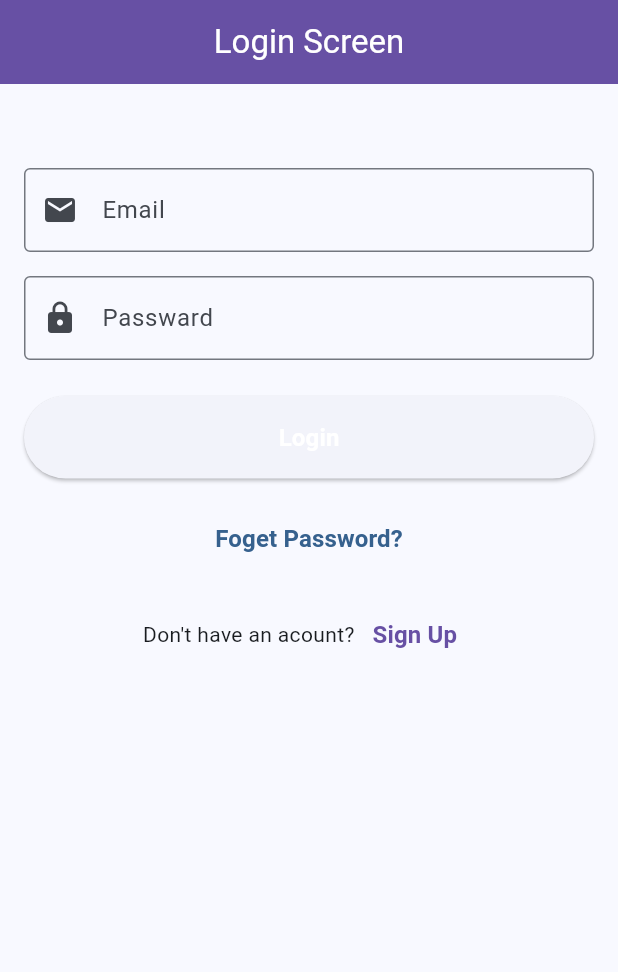
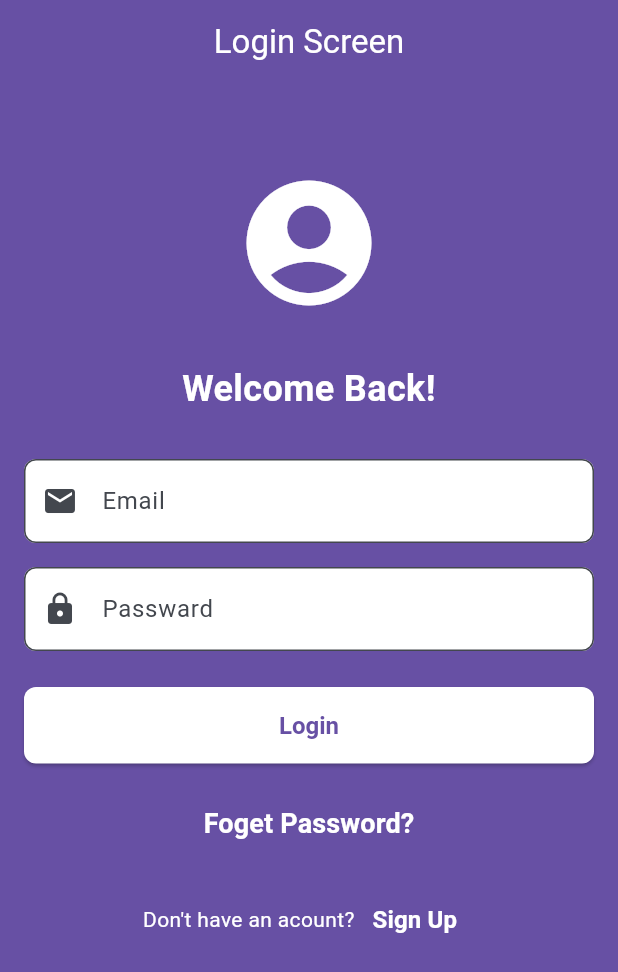
Before and after one commit to Chujer/WebStudy, a Flutter app: the screen it shows after launch, on a phone screen of 412 x 824 dp. Shown: the top 972 px of the screen. Run offline on Flutter 3.47's test engine with Material 3 defaults, Android fonts, the light colour scheme and no system bars.

Commit message:
2025.11.18 로그인 화면 2차 예제

```diff
--- a/Flutter/lib/main.dart
+++ b/Flutter/lib/main.dart
@@ -18,6 +18,7 @@ class MyApp extends StatelessWidget {
           colorScheme: ColorScheme.fromSeed(seedColor: Colors.blue)
       ),
       home: Scaffold(
+        backgroundColor: Theme.of(context).colorScheme.primary,
         appBar: AppBar(
           title: Text('Login Screen', style: TextStyle(color: Colors.white),),
           backgroundColor: Theme
@@ -33,10 +34,30 @@ class MyApp extends StatelessWidget {
               crossAxisAlignment: CrossAxisAlignment.stretch,
               children: [
                 SizedBox(height: 40,),
+                Icon(
+                  Icons.account_circle,
+                  size: 100,
+                  color: Colors.white,
+                ),
+                SizedBox(height: 30,),
+                Text('Welcome Back!',
+                  textAlign: TextAlign.center,
+                  style: TextStyle(
+                    fontSize: 24,
+                    fontWeight: FontWeight.bold,
+                    color: Colors.white
+
+                  )
+                ),
+                SizedBox(height: 30,),
                 TextField(
                   decoration: InputDecoration(
                       labelText: 'Email',
-                      border: OutlineInputBorder(),
+                      fillColor: Colors.white,
+                      filled: true,
+                      border: OutlineInputBorder(
+                        borderRadius: BorderRadius.circular(8)
+                      ),
                       prefixIcon: Icon(Icons.email)
                   ),
                 ),
@@ -46,13 +67,24 @@ class MyApp extends StatelessWidget {
                 TextField(
                   decoration: InputDecoration(
                     labelText: 'Passward',
-                    border: OutlineInputBorder(),
+                    fillColor: Colors.white,
+                    filled: true,
+                    border: OutlineInputBorder(
+                        borderRadius: BorderRadius.circular(8)
+                    ),
                     prefixIcon: Icon(Icons.lock),
                   ),
                 ),
                 SizedBox(height: 24,),
                 ElevatedButton(
                   onPressed: () {},
+                  style: ElevatedButton.styleFrom(
+                    backgroundColor: Colors.white,
+                    textStyle: TextStyle(fontSize: 18),
+                    shape: RoundedRectangleBorder(
+                      borderRadius: BorderRadius.circular(8)
+                    )
+                  ),
                   child: Padding(
                     padding: EdgeInsets.symmetric(
                         vertical: 16
@@ -61,7 +93,7 @@ class MyApp extends StatelessWidget {
                       style: TextStyle(
                           fontSize: 16,
                           fontWeight: FontWeight.bold,
-                          color: Colors.white
+                          color: Theme.of(context).colorScheme.primary,
                       ),
                     ),
                   ),
@@ -69,7 +101,8 @@ class MyApp extends StatelessWidget {
                 SizedBox(height: 16,),
                 TextButton(onPressed: () {}, child: Text('Foget Password?',
                   style: TextStyle(
-                      fontSize: 16,
+                      color: Colors.white,
+                      fontSize: 18,
                       fontWeight:
                       FontWeight.bold),
                 )
@@ -78,10 +111,14 @@ class MyApp extends StatelessWidget {
                 Row(
                   mainAxisAlignment: MainAxisAlignment.center,
                   children: [
-                    Text('Don\'t have an acount?'),
+                    Text('Don\'t have an acount?',
+                    style: TextStyle(
+                      color: Colors.white,
+                      fontSize: 14
+                    ),),
                     TextButton(onPressed: (){},
                         child: Text('Sign Up',
-                        style: TextStyle(fontSize: 16, fontWeight: FontWeight.bold,color: Theme.of(context).colorScheme.primary),
+                        style: TextStyle(fontSize: 16, fontWeight: FontWeight.bold,color: Colors.white),
                         )
                     )
                   ],
```
